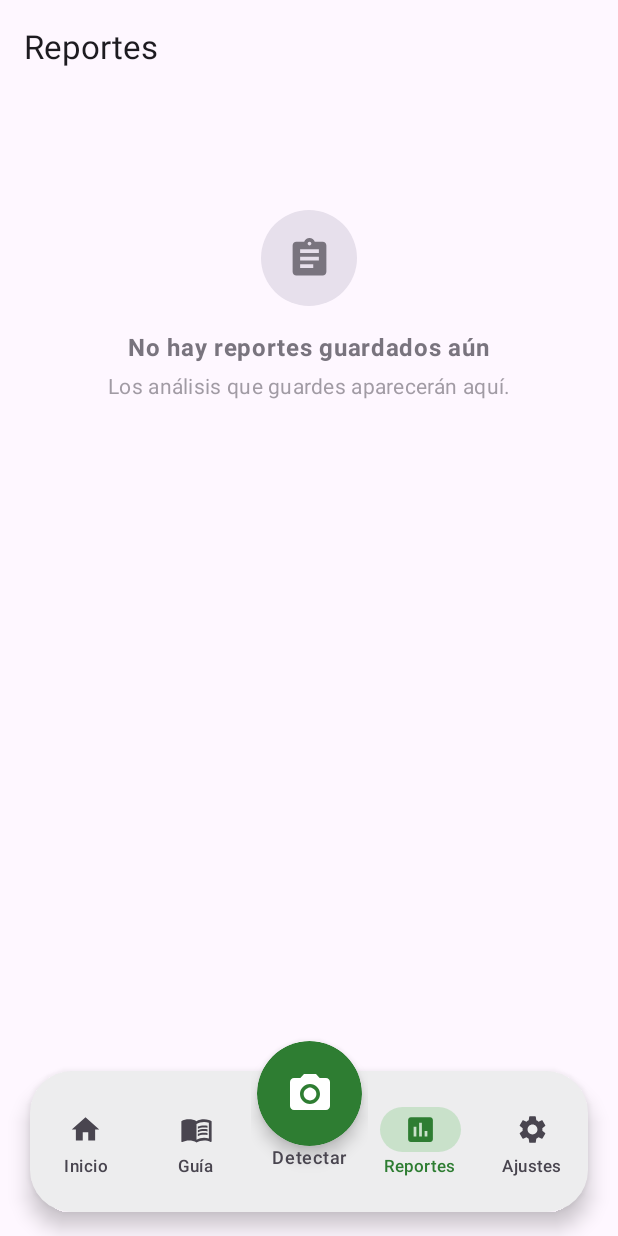
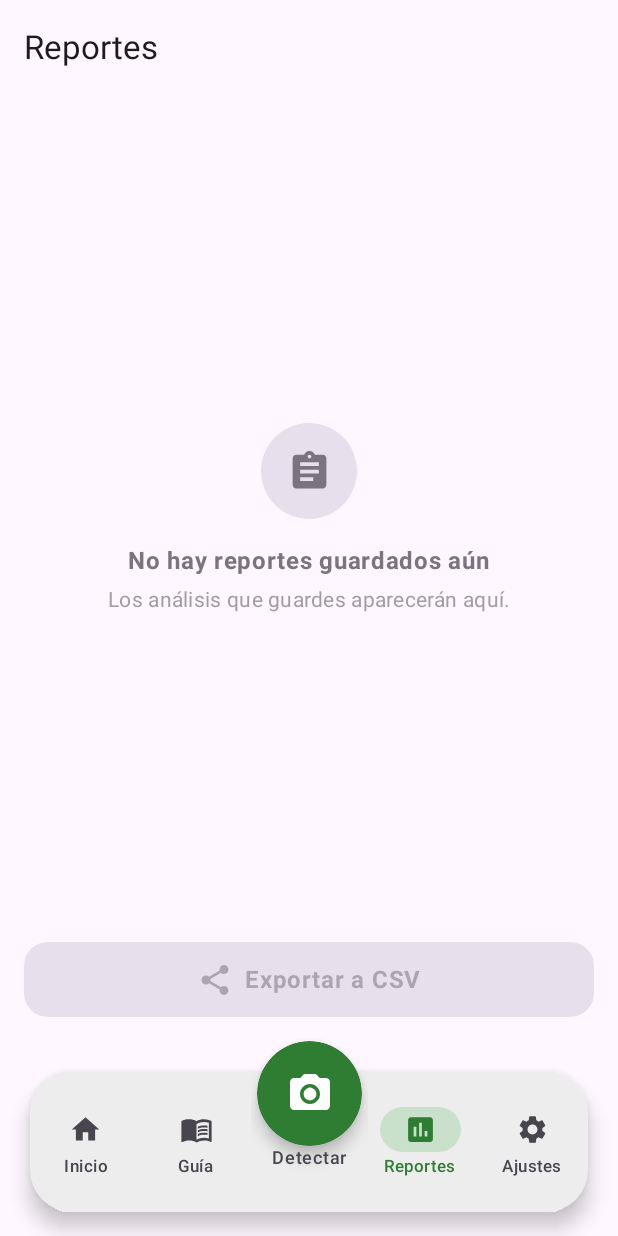
Before and after one commit to FabrizioAvalos/DetectorPlagas-AppsMoviles, an Android app built with Jetpack Compose: the ReportesScreen screen opened through its navigation route, on a phone screen of 412 x 824 dp. Run offline under Robolectric (Android 15) with nearby library versions, the phone set to English and light mode, and no system bars; our stand-ins replace Room's generated code.

Commit message:
feat(reportes): implementar exportación a CSV y compartir vía FileProvider

```diff
--- a/app/src/main/java/com/vallesol/detectorplagas/ui/screens/reportes/ReportesScreen.kt
+++ b/app/src/main/java/com/vallesol/detectorplagas/ui/screens/reportes/ReportesScreen.kt
@@ -1,5 +1,6 @@
 package com.vallesol.detectorplagas.ui.screens.reportes
 
+import android.content.Intent
 import androidx.compose.foundation.layout.Box
 import androidx.compose.foundation.layout.Column
 import androidx.compose.foundation.layout.Row
@@ -18,6 +19,9 @@ import androidx.compose.material.icons.filled.Assignment
 import androidx.compose.material.icons.filled.BugReport
 import androidx.compose.material.icons.filled.LocationOn
 import androidx.compose.material.icons.filled.Science
+import androidx.compose.material.icons.filled.Share
+import androidx.compose.material3.Button
+import androidx.compose.material3.ButtonDefaults
 import androidx.compose.material3.Card
 import androidx.compose.material3.CardDefaults
 import androidx.compose.material3.Icon
@@ -28,20 +32,25 @@ import androidx.compose.runtime.Composable
 import androidx.compose.runtime.getValue
 import androidx.compose.ui.Alignment
 import androidx.compose.ui.Modifier
+import androidx.compose.ui.platform.LocalContext
 import androidx.compose.ui.text.font.FontWeight
 import androidx.compose.ui.text.style.TextAlign
 import androidx.compose.ui.unit.dp
+import androidx.core.content.FileProvider
 import androidx.lifecycle.compose.collectAsStateWithLifecycle
 import androidx.lifecycle.viewmodel.compose.viewModel
 import androidx.navigation.NavController
 import com.vallesol.detectorplagas.Reporte
 import com.vallesol.detectorplagas.ui.navigation.PantallaConDrawer
+import java.io.File
+import java.io.FileWriter
 
 @Composable
 fun ReportesScreen(
     navController: NavController,
     viewModel: ReportesViewModel = viewModel()
 ) {
+    val context = LocalContext.current
     val reportes by viewModel.reportes.collectAsStateWithLifecycle()
 
     PantallaConDrawer(navController = navController, titulo = "Reportes") { modifier ->
@@ -52,12 +61,11 @@ fun ReportesScreen(
         ) {
             Spacer(modifier = Modifier.height(4.dp))
 
-            // Si no hay reportes, mostramos un estado vacío amigable e ilustrado
             if (reportes.isEmpty()) {
                 Box(
                     modifier = Modifier
-                        .fillMaxWidth()
-                        .padding(top = 64.dp),
+                        .weight(1f)
+                        .fillMaxWidth(),
                     contentAlignment = Alignment.Center
                 ) {
                     Column(horizontalAlignment = Alignment.CenterHorizontally) {
@@ -92,12 +100,42 @@ fun ReportesScreen(
                     }
                 }
             } else {
-                LazyColumn(modifier = Modifier.fillMaxWidth()) {
+                LazyColumn(
+                    modifier = Modifier
+                        .weight(1f)
+                        .fillMaxWidth()
+                ) {
                     items(reportes) { reporte ->
                         TarjetaReporte(reporte)
                         Spacer(modifier = Modifier.height(12.dp))
                     }
                 }
+            }
+
+            // Botón de exportación a CSV (deshabilitado si no hay reportes)
+            Button(
+                onClick = { exportarCsv(context, reportes) },
+                enabled = reportes.isNotEmpty(),
+                modifier = Modifier
+                    .fillMaxWidth()
+                    .padding(vertical = 12.dp)
+                    .height(50.dp),
+                shape = RoundedCornerShape(16.dp),
+                colors = ButtonDefaults.buttonColors(
+                    containerColor = MaterialTheme.colorScheme.primary,
+                    disabledContainerColor = MaterialTheme.colorScheme.surfaceVariant
+                )
+            ) {
+                Icon(
+                    imageVector = Icons.Filled.Share,
+                    contentDescription = "Exportar",
+                    modifier = Modifier.padding(end = 8.dp)
+                )
+                Text(
+                    text = "Exportar a CSV",
+                    style = MaterialTheme.typography.bodyLarge,
+                    fontWeight = FontWeight.Bold
+                )
             }
         }
     }
@@ -118,7 +156,6 @@ private fun TarjetaReporte(reporte: Reporte) {
                 .fillMaxWidth()
                 .padding(16.dp)
         ) {
-            // Encabezado: badge circular con la plaga detectada + fecha como subtítulo
             Row(verticalAlignment = Alignment.CenterVertically) {
                 Surface(
                     shape = CircleShape,
@@ -152,7 +189,6 @@ private fun TarjetaReporte(reporte: Reporte) {
 
             Spacer(modifier = Modifier.height(10.dp))
 
-            // Ubicación con ícono, en vez de texto plano concatenado
             Row(verticalAlignment = Alignment.CenterVertically) {
                 Icon(
                     imageVector = Icons.Filled.LocationOn,
@@ -170,7 +206,6 @@ private fun TarjetaReporte(reporte: Reporte) {
 
             Spacer(modifier = Modifier.height(12.dp))
 
-            // Agente recomendado como chip con ícono, mismo patrón que en Guía de Controladores
             Surface(
                 modifier = Modifier.fillMaxWidth(),
                 shape = RoundedCornerShape(10.dp),
@@ -198,3 +233,29 @@ private fun TarjetaReporte(reporte: Reporte) {
         }
     }
 }
+
+private fun exportarCsv(context: android.content.Context, reportes: List<Reporte>) {
+    try {
+        val carpeta = File(context.getExternalFilesDir(null), "reportes")
+        if (!carpeta.exists()) carpeta.mkdirs()
+
+        val archivo = File(carpeta, "reportes_detectorplagas.csv")
+        FileWriter(archivo).use { writer ->
+            writer.append("Fecha,Plaga,Agente recomendado,Ubicación\n")
+            reportes.forEach { reporte ->
+                writer.append("${reporte.fecha},${reporte.plaga},${reporte.agenteRecomendado},${reporte.ubicacion}\n")
+            }
+        }
+
+        val uri = FileProvider.getUriForFile(context, "${context.packageName}.fileprovider", archivo)
+        val intentCompartir = Intent(Intent.ACTION_SEND).apply {
+            type = "text/csv"
+            putExtra(Intent.EXTRA_STREAM, uri)
+            addFlags(Intent.FLAG_GRANT_READ_URI_PERMISSION)
+        }
+        context.startActivity(Intent.createChooser(intentCompartir, "Exportar reporte"))
+
+    } catch (e: Exception) {
+        android.widget.Toast.makeText(context, "Error al exportar: ${e.message}", android.widget.Toast.LENGTH_SHORT).show()
+    }
+}
```
